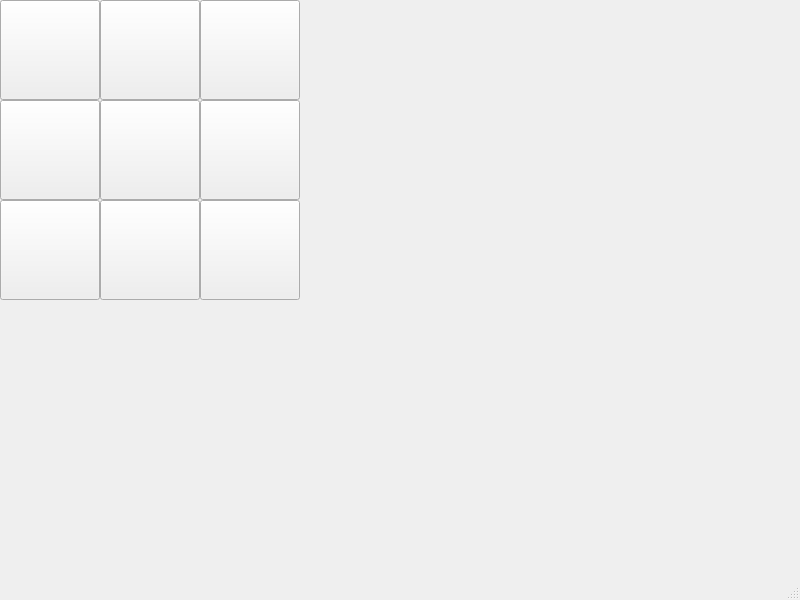
First picture: the form in mainwindow.ui, repository m1k1isback/krestiki-noliki, before the edit.
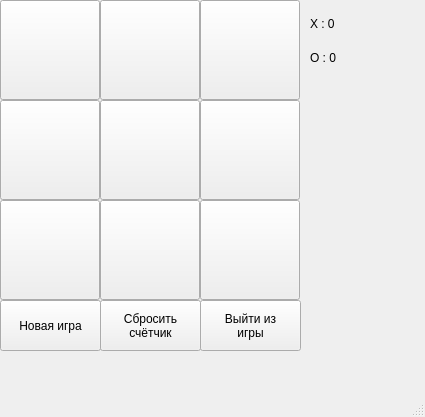
Second picture: the form after the edit.

Commit message: Сделан весь функционал игры, разработка анимаций и дизайна

```diff
--- a/mainwindow.ui
+++ b/mainwindow.ui
@@ -6,8 +6,8 @@
    <rect>
     <x>0</x>
     <y>0</y>
-    <width>800</width>
-    <height>600</height>
+    <width>425</width>
+    <height>417</height>
    </rect>
   </property>
   <property name="windowTitle">
@@ -131,6 +131,73 @@
      <string/>
     </property>
    </widget>
+   <widget class="QPushButton" name="btnReset">
+    <property name="geometry">
+     <rect>
+      <x>0</x>
+      <y>300</y>
+      <width>101</width>
+      <height>51</height>
+     </rect>
+    </property>
+    <property name="text">
+     <string>Новая игра</string>
+    </property>
+   </widget>
+   <widget class="QPushButton" name="btnReset_2">
+    <property name="geometry">
+     <rect>
+      <x>100</x>
+      <y>300</y>
+      <width>101</width>
+      <height>51</height>
+     </rect>
+    </property>
+    <property name="text">
+     <string>Сбросить 
+счётчик</string>
+    </property>
+   </widget>
+   <widget class="QPushButton" name="btnExit">
+    <property name="geometry">
+     <rect>
+      <x>200</x>
+      <y>300</y>
+      <width>101</width>
+      <height>51</height>
+     </rect>
+    </property>
+    <property name="text">
+     <string>Выйти из 
+игры</string>
+    </property>
+   </widget>
+   <widget class="QWidget" name="">
+    <property name="geometry">
+     <rect>
+      <x>310</x>
+      <y>10</y>
+      <width>41</width>
+      <height>61</height>
+     </rect>
+    </property>
+    <layout class="QVBoxLayout" name="verticalLayout">
+     <item>
+      <widget class="QLabel" name="labelXWins">
+       <property name="text">
+        <string>X : 0</string>
+       </property>
+      </widget>
+     </item>
+     <item>
+      <widget class="QLabel" name="labelOWins">
+       <property name="text">
+        <string>O : 0</string>
+       </property>
+      </widget>
+     </item>
+    </layout>
+   </widget>
   </widget>
   <widget class="QMenuBar" name="menubar">
    <property name="geometry">
```
Left out of the diff: 2 changed lines with no effect on the pictures. The commit also changes 2 other files.
